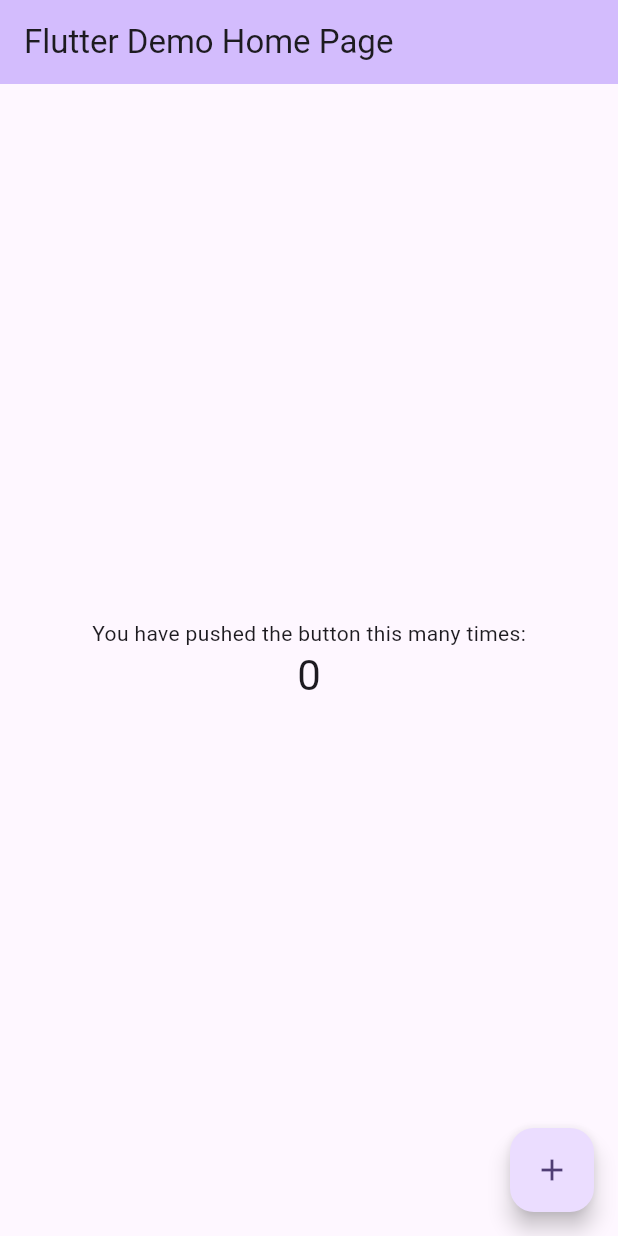
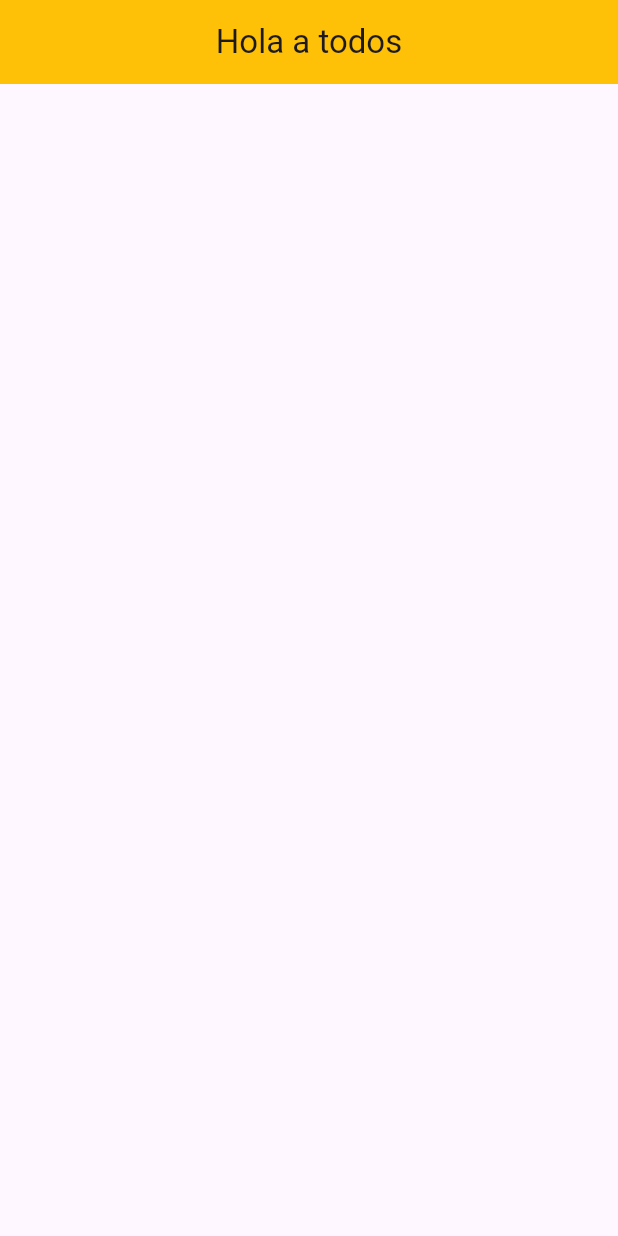
Before and after one commit to ElianaTicona/githubtest, a Flutter app: the screen it shows after launch, on a phone screen of 412 x 824 dp. Run offline on Flutter 3.47's test engine with Material 3 defaults, Android fonts, the phone set to English and light mode, and no system bars.

Commit message:
Carga inicial del proyecto

```diff
--- a/lib/main.dart
+++ b/lib/main.dart
@@ -1,125 +1,31 @@
 import 'package:flutter/material.dart';
 
 void main() {
-  runApp(const MyApp());
+  runApp(MyApp());
 }
 
 class MyApp extends StatelessWidget {
   const MyApp({super.key});
 
-  // This widget is the root of your application.
   @override
   Widget build(BuildContext context) {
-    return MaterialApp(
-      title: 'Flutter Demo',
-      theme: ThemeData(
-        // This is the theme of your application.
-        //
-        // TRY THIS: Try running your application with "flutter run". You'll see
-        // the application has a purple toolbar. Then, without quitting the app,
-        // try changing the seedColor in the colorScheme below to Colors.green
-        // and then invoke "hot reload" (save your changes or press the "hot
-        // reload" button in a Flutter-supported IDE, or press "r" if you used
-        // the command line to start the app).
-        //
-        // Notice that the counter didn't reset back to zero; the application
-        // state is not lost during the reload. To reset the state, use hot
-        // restart instead.
-        //
-        // This works for code too, not just values: Most code changes can be
-        // tested with just a hot reload.
-        colorScheme: ColorScheme.fromSeed(seedColor: Colors.deepPurple),
-        useMaterial3: true,
-      ),
-      home: const MyHomePage(title: 'Flutter Demo Home Page'),
+    return const MaterialApp(
+      home: HomePage(),
     );
   }
 }
 
-class MyHomePage extends StatefulWidget {
-  const MyHomePage({super.key, required this.title});
 
-  // This widget is the home page of your application. It is stateful, meaning
-  // that it has a State object (defined below) that contains fields that affect
-  // how it looks.
-
-  // This class is the configuration for the state. It holds the values (in this
-  // case the title) provided by the parent (in this case the App widget) and
-  // used by the build method of the State. Fields in a Widget subclass are
-  // always marked "final".
-
-  final String title;
-
-  @override
-  State<MyHomePage> createState() => _MyHomePageState();
-}
-
-class _MyHomePageState extends State<MyHomePage> {
-  int _counter = 0;
-
-  void _incrementCounter() {
-    setState(() {
-      // This call to setState tells the Flutter framework that something has
-      // changed in this State, which causes it to rerun the build method below
-      // so that the display can reflect the updated values. If we changed
-      // _counter without calling setState(), then the build method would not be
-      // called again, and so nothing would appear to happen.
-      _counter++;
-    });
-  }
+class HomePage extends StatelessWidget {
+  const HomePage({super.key});
 
   @override
   Widget build(BuildContext context) {
-    // This method is rerun every time setState is called, for instance as done
-    // by the _incrementCounter method above.
-    //
-    // The Flutter framework has been optimized to make rerunning build methods
-    // fast, so that you can just rebuild anything that needs updating rather
-    // than having to individually change instances of widgets.
     return Scaffold(
       appBar: AppBar(
-        // TRY THIS: Try changing the color here to a specific color (to
-        // Colors.amber, perhaps?) and trigger a hot reload to see the AppBar
-        // change color while the other colors stay the same.
-        backgroundColor: Theme.of(context).colorScheme.inversePrimary,
-        // Here we take the value from the MyHomePage object that was created by
-        // the App.build method, and use it to set our appbar title.
-        title: Text(widget.title),
+        title: Center(child: Text("Hola a todos")),
+        backgroundColor: Colors.amber,
       ),
-      body: Center(
-        // Center is a layout widget. It takes a single child and positions it
-        // in the middle of the parent.
-        child: Column(
-          // Column is also a layout widget. It takes a list of children and
-          // arranges them vertically. By default, it sizes itself to fit its
-          // children horizontally, and tries to be as tall as its parent.
-          //
-          // Column has various properties to control how it sizes itself and
-          // how it positions its children. Here we use mainAxisAlignment to
-          // center the children vertically; the main axis here is the vertical
-          // axis because Columns are vertical (the cross axis would be
-          // horizontal).
-          //
-          // TRY THIS: Invoke "debug painting" (choose the "Toggle Debug Paint"
-          // action in the IDE, or press "p" in the console), to see the
-          // wireframe for each widget.
-          mainAxisAlignment: MainAxisAlignment.center,
-          children: <Widget>[
-            const Text(
-              'You have pushed the button this many times:',
-            ),
-            Text(
-              '$_counter',
-              style: Theme.of(context).textTheme.headlineMedium,
-            ),
-          ],
-        ),
-      ),
-      floatingActionButton: FloatingActionButton(
-        onPressed: _incrementCounter,
-        tooltip: 'Increment',
-        child: const Icon(Icons.add),
-      ), // This trailing comma makes auto-formatting nicer for build methods.
     );
   }
 }
```
